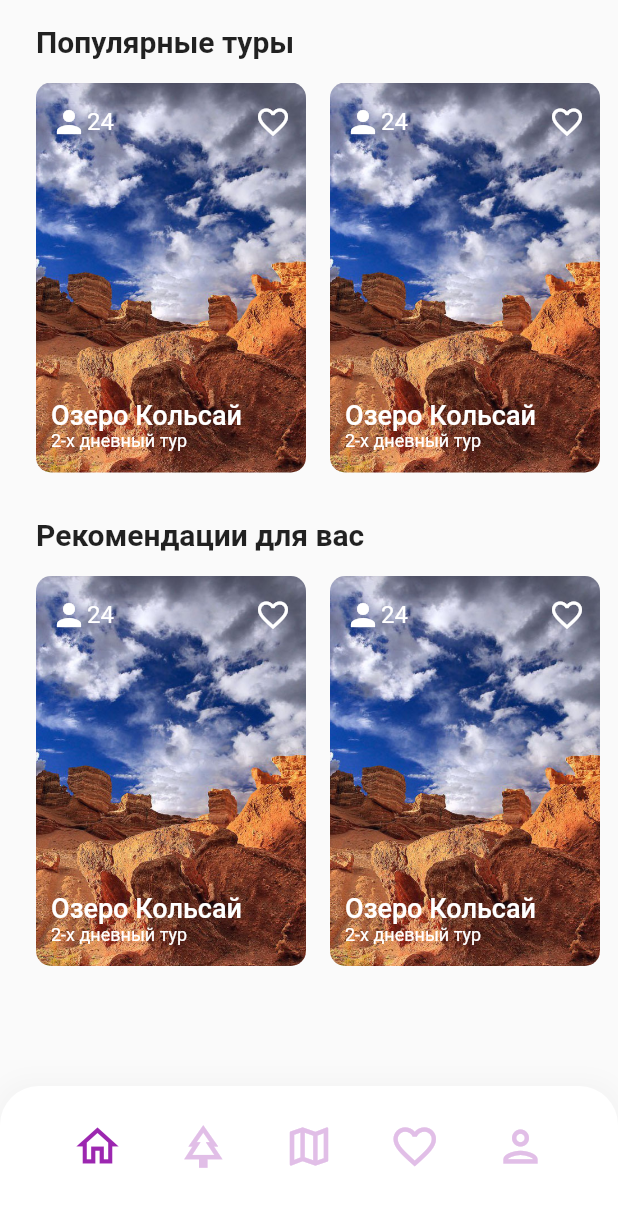
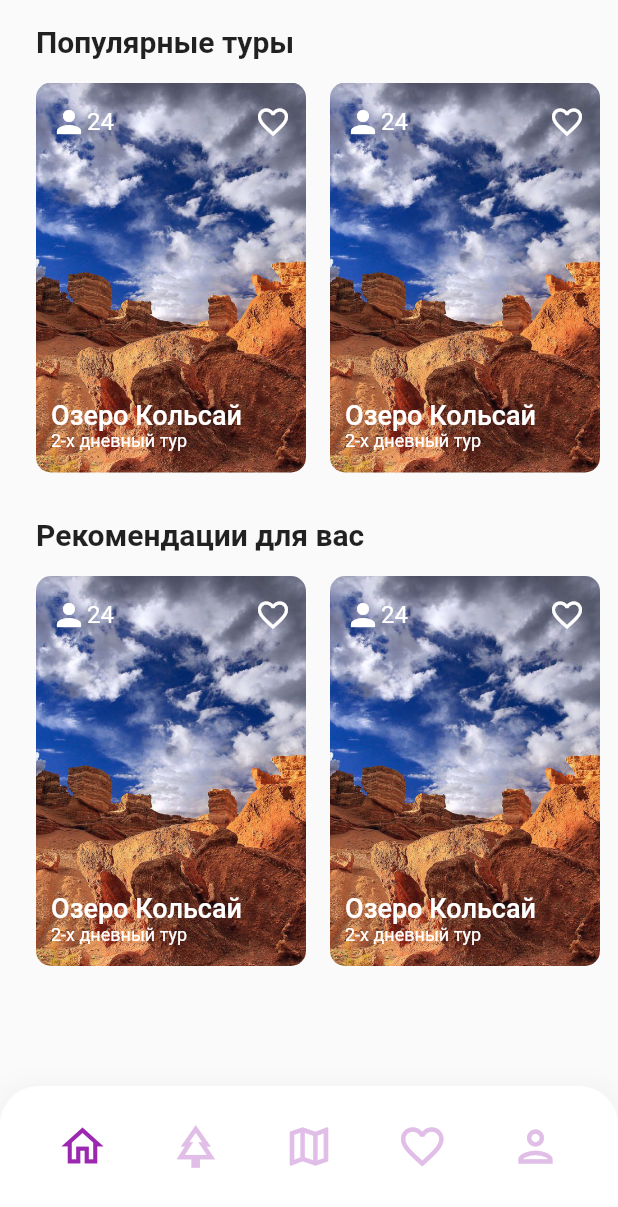
Before and after one commit to Crepiks/demal-mobile, a Flutter app: the screen it shows after launch, on a phone screen of 412 x 824 dp. Shown: the top 1207 px of the screen. Run offline on Flutter 3.47's test engine with Material 2 defaults, Android fonts, the phone set to English and light mode, and no system bars.

Commit message:
feat: decrease horizontal padding of bottom navigation

```diff
--- a/lib/components/common/bottom_navigation.dart
+++ b/lib/components/common/bottom_navigation.dart
@@ -31,7 +31,7 @@ class BottomNavigation extends StatelessWidget {
                     topLeft: Radius.circular(26),
                     topRight: Radius.circular(26))),
             child: Padding(
-                padding: EdgeInsets.only(left: 40, right: 40, bottom: 20),
+                padding: EdgeInsets.only(left: 30, right: 30, bottom: 20),
                 child: Row(
                     mainAxisAlignment: MainAxisAlignment.spaceBetween,
                     children: icons
```
